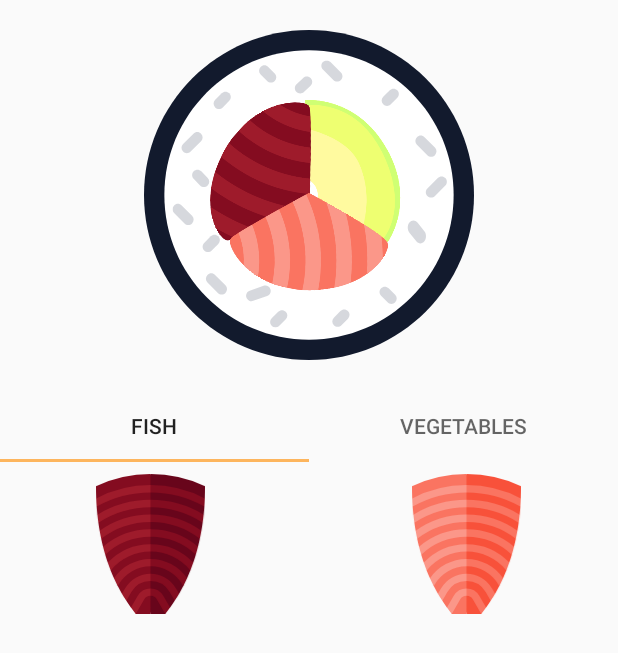
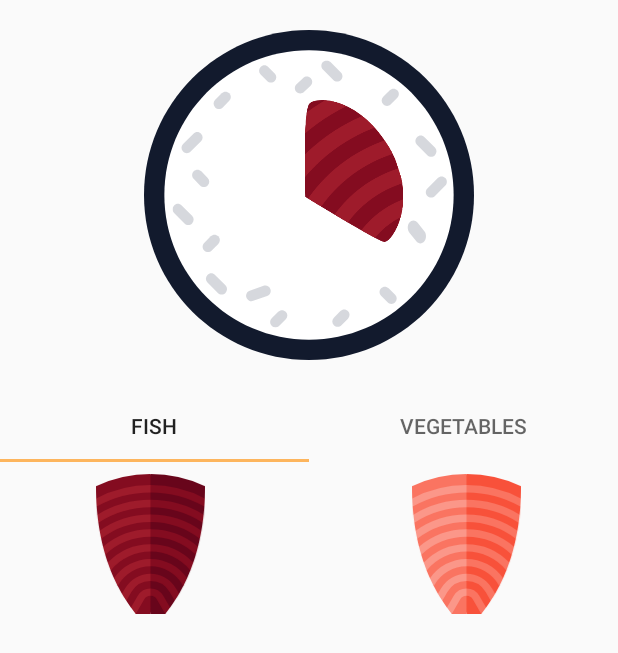
Before and after one commit to ayafjbara/Sushi-Project, an Android app: the SushiExtrasActivity screen opened directly, with no data from a screen before it, after a tap on an icon or button, on a phone screen of 412 x 824 dp. Shown: the top 653 px of the screen. Run offline under Robolectric (Android 15) with nearby library versions, the phone set to English and light mode, and no system bars.

Commit message:
Updated on extraClickListener

```diff
--- a/app/src/main/java/com/ux/itamae/GridExtraAdapter.java
+++ b/app/src/main/java/com/ux/itamae/GridExtraAdapter.java
@@ -32,7 +32,7 @@ public class GridExtraAdapter extends ArrayAdapter<Integer> {
     }
 
     public interface ExtraClickCallBack {
-        void onExtraClick(ImageView imageView);
+        void onExtraClick(int imageView);
     }
 
     private static class ViewHolder {
@@ -43,25 +43,25 @@ public class GridExtraAdapter extends ArrayAdapter<Integer> {
     @Override
     public View getView(int position, @Nullable View convertView, @NonNull ViewGroup parent) {
         final ViewHolder holder;
-        Integer image = getItem(position);
+        final Integer image = getItem(position);
         if (convertView == null) {
             convertView = layoutInflater.inflate(layoutResource, parent, false);
             holder = new ViewHolder();
             holder.imageView = (ImageView) convertView.findViewById(R.id.extra_image);
-            holder.imageView.setOnClickListener(new View.OnClickListener() {
-                @Override
-                public void onClick(View view) {
-                    if (callBack != null) {
-                        callBack.onExtraClick(holder.imageView);
-                    }
-                }
-            });
             convertView.setTag(holder);
         } else {
             holder = (ViewHolder) convertView.getTag();
         }
 
         holder.imageView.setImageResource(image);
+        holder.imageView.setOnClickListener(new View.OnClickListener() {
+            @Override
+            public void onClick(View view) {
+                if (callBack != null) {
+                    callBack.onExtraClick(image);
+                }
+            }
+        });
 
         return convertView;
     }
--- a/app/src/main/java/com/ux/itamae/MainActivity.java
+++ b/app/src/main/java/com/ux/itamae/MainActivity.java
@@ -15,7 +15,6 @@ public class MainActivity extends AppCompatActivity {
     protected void onCreate(Bundle savedInstanceState) {
         super.onCreate(savedInstanceState);
         setContentView(R.layout.activity_main);
-        welcome_screen
         LinearLayout maki = findViewById(R.id.maki_frame);
         LinearLayout futomaki = findViewById(R.id.futomaki_frame);
 
--- a/app/src/main/java/com/ux/itamae/SushiExtrasActivity.java
+++ b/app/src/main/java/com/ux/itamae/SushiExtrasActivity.java
@@ -2,7 +2,9 @@ package com.ux.itamae;
 
 import android.content.Context;
 import android.content.Intent;
+import android.graphics.drawable.Drawable;
 import android.os.Bundle;
+import android.view.View;
 import android.widget.ImageView;
 
 import androidx.appcompat.app.AppCompatActivity;
@@ -13,8 +15,7 @@ public class SushiExtrasActivity extends AppCompatActivity implements GridExtraA
     private final String CONTEXT_INTENT = "context";
 
     ImageView sushiImage;
-    ImageView extra1;
-    ImageView extra2;
+    ImageView extra1, extra2, extra3;
 
     @Override
     protected void onCreate(Bundle savedInstanceState) {
@@ -36,13 +37,35 @@ public class SushiExtrasActivity extends AppCompatActivity implements GridExtraA
         }
 
         sushiImage = findViewById(R.id.image_sushi);
-        extra1 = findViewById(R.id.img_in_top_right);
-        extra2 = findViewById(R.id.img_in_top_left);
     }
 
 
     @Override
-    public void onExtraClick(ImageView imageView) {
+    public void onExtraClick(int image) {
+        if (extra1 == null) {
+            extra1 = findViewById(R.id.img_in_top_right);
+            extra1.setImageDrawable(get_in_extra(image));
+            extra1.setVisibility(View.VISIBLE);
+        } else if (extra2 == null) {
+            extra2 = findViewById(R.id.img_in_top_left);
+            extra2.setImageDrawable(get_in_extra(image));
+            extra2.setVisibility(View.VISIBLE);
+        } else if (extra3 == null) {
+            extra3 = findViewById(R.id.img_in_bottom);
+            extra3.setImageDrawable(get_in_extra(image));
+            extra3.setVisibility(View.VISIBLE);
+        }
+    }
 
+    private Drawable get_in_extra(int image) {
+        switch (image) {
+            case R.drawable.ic_ex_avocado:
+                return getDrawable(R.drawable.ic_in_avocado);
+            case R.drawable.ic_ex_salmon:
+                return getDrawable(R.drawable.ic_in_salmon);
+            case R.drawable.ic_ex_redtuna:
+                return getDrawable(R.drawable.ic_in_tuna);
+        }
+        return getDrawable(R.drawable.ic_in_tuna);
     }
 }
--- a/app/src/main/res/layout/sushi_view_layout.xml
+++ b/app/src/main/res/layout/sushi_view_layout.xml
@@ -33,7 +33,7 @@
             android:scaleY="@dimen/sushi_scale"
             android:rotation="0"
             android:scaleType="fitCenter"
-            android:visibility="visible"
+            android:visibility="invisible"
             app:layout_constraintBottom_toBottomOf="@+id/image_sushi"
             app:layout_constraintEnd_toEndOf="@id/image_sushi"
             app:layout_constraintStart_toStartOf="@id/image_sushi"
@@ -51,7 +51,7 @@
             android:scaleY="@dimen/sushi_scale"
             android:rotation="-120"
             android:scaleType="fitCenter"
-            android:visibility="visible"
+            android:visibility="invisible"
             app:layout_constraintBottom_toBottomOf="@+id/image_sushi"
             app:layout_constraintEnd_toEndOf="@id/image_sushi"
             app:layout_constraintStart_toStartOf="@id/image_sushi"
@@ -69,7 +69,7 @@
             android:scaleY="@dimen/sushi_scale"
             android:rotation="-240"
             android:scaleType="fitCenter"
-            android:visibility="visible"
+            android:visibility="invisible"
             app:layout_constraintBottom_toBottomOf="@+id/image_sushi"
             app:layout_constraintEnd_toEndOf="@id/image_sushi"
             app:layout_constraintStart_toStartOf="@id/image_sushi"
```
